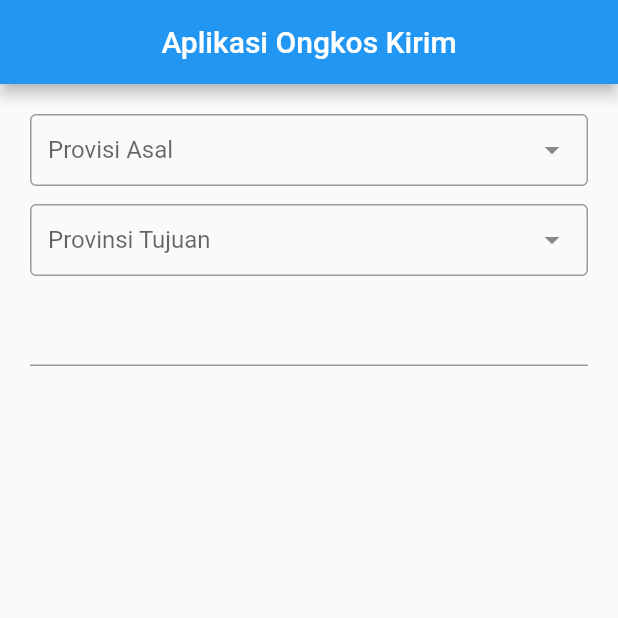
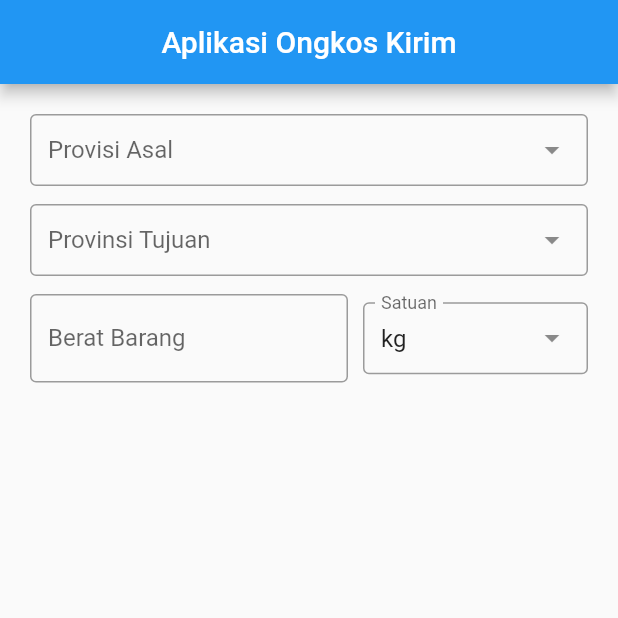
Before and after one commit to aprxty3/ongkir_apps, a Flutter app: the screen it shows after launch, on a phone screen of 412 x 824 dp, the top half of it. Run offline on Flutter 3.47's test engine with Material 2 defaults, Android fonts, the phone set to English and light mode, and no system bars; drawn by our look-alikes of dropdown_search; our stand-ins replace get.

```diff
--- a/lib/app/modules/home/controllers/home_controller.dart
+++ b/lib/app/modules/home/controllers/home_controller.dart
@@ -9,7 +9,7 @@ class HomeController extends GetxController {
   var provinceTujuanId = 0.obs;
   var kotaTujuanId = 0.obs;
 
-  late TextEditingController beratC;
+  var beratC = TextEditingController();
 
   @override
   void onInit() {
--- a/lib/app/modules/home/views/widget/weight_widget.dart
+++ b/lib/app/modules/home/views/widget/weight_widget.dart
@@ -1,3 +1,4 @@
+import 'package:dropdown_search/dropdown_search.dart';
 import 'package:flutter/material.dart';
 import 'package:get/get.dart';
 
@@ -12,9 +13,49 @@ class BeratWidget extends GetView<HomeController> {
       children: [
         Expanded(
           child: TextFormField(
+            autocorrect: false,
             controller: controller.beratC,
+            keyboardType: TextInputType.numberWithOptions(decimal: true),
+            onChanged: (value) => print(value),
+            decoration: InputDecoration(
+              labelText: 'Berat Barang',
+              hintText: 'Masukan Berat Barang',
+              border: OutlineInputBorder(),
+            ),
           ),
         ),
+        SizedBox(
+          width: 10,
+        ),
+        Container(
+          width: 150,
+          child: DropdownSearch<String>(
+            mode: Mode.BOTTOM_SHEET,
+            showSelectedItem: true,
+            showSearchBox: true,
+            searchBoxDecoration: InputDecoration(
+              hintText: 'Cari Satuan berat',
+              border: OutlineInputBorder(),
+            ),
+            items: [
+              'ton',
+              'kwintal',
+              'ons',
+              'lbs',
+              'pound',
+              'kg',
+              'hg',
+              'dag',
+              'gram',
+              'dg',
+              'cg',
+              'mg'
+            ],
+            label: 'Satuan',
+            onChanged: print,
+            selectedItem: "kg",
+          ),
+        )
       ],
     );
   }
```
